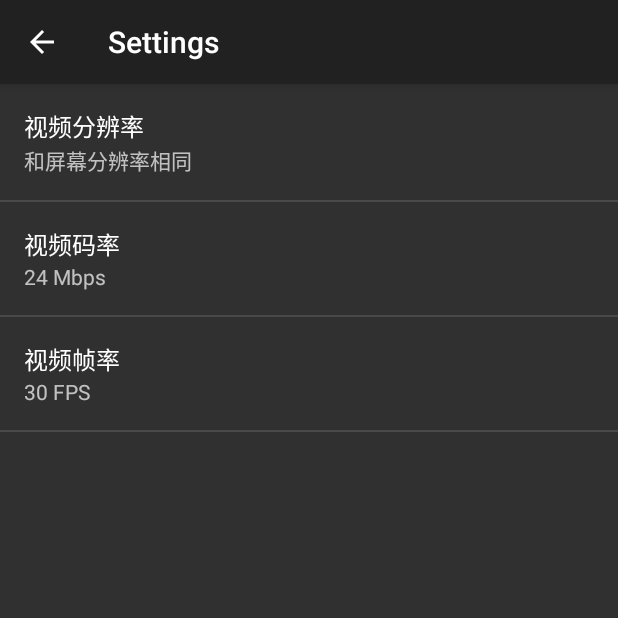
After one commit to zvlwwj/ScreenRecorder, an Android app: the SettingActivity screen opened directly, with no data from a screen before it, on a phone screen of 412 x 824 dp, the top half of it. The commit adds this screen. Run offline under Robolectric (Android 15) with nearby library versions, the phone set to English and light mode, and no system bars.

Commit message:
1.添加设置界面 2.优化recycleView加载图片 3.修复加载图片时的Bug

```diff
--- a/app/src/main/AndroidManifest.xml
+++ b/app/src/main/AndroidManifest.xml
@@ -32,6 +32,10 @@
             android:theme="@style/Transparent"
             android:excludeFromRecents="true"
             android:launchMode="singleInstance"/>
+        <activity android:name=".activity.SettingActivity"
+            android:label="@string/settings"
+            android:theme="@style/Theme.AppCompat"
+            android:parentActivityName=".activity.MainActivity"/>
     </application>
 
 </manifest>
--- /dev/null
+++ b/app/src/main/java/com/zou/screenrecorder/activity/AppCompatPreferenceActivity.java
@@ -0,0 +1,108 @@
+package com.zou.screenrecorder.activity;
+
+import android.content.res.Configuration;
+import android.os.Bundle;
+import android.preference.PreferenceActivity;
+import android.support.annotation.LayoutRes;
+import android.support.annotation.Nullable;
+import android.support.v7.app.ActionBar;
+import android.support.v7.app.AppCompatDelegate;
+import android.support.v7.widget.Toolbar;
+import android.view.MenuInflater;
+import android.view.View;
+import android.view.ViewGroup;
+
+/**
+ * Created by zou on 2018/1/10.
+ */
+
+public class AppCompatPreferenceActivity extends PreferenceActivity {
+    private AppCompatDelegate mDelegate;
+    @Override
+    protected void onCreate(@Nullable Bundle savedInstanceState) {
+        getDelegate().installViewFactory();
+        getDelegate().onCreate(savedInstanceState);
+        super.onCreate(savedInstanceState);
+    }
+
+    @Override
+    protected void onPostCreate(Bundle savedInstanceState) {
+        super.onPostCreate(savedInstanceState);
+        getDelegate().onPostCreate(savedInstanceState);
+    }
+
+    private AppCompatDelegate getDelegate() {
+        if (mDelegate == null) {
+            mDelegate = AppCompatDelegate.create(this, null);
+        }
+        return mDelegate;
+    }
+
+    public ActionBar getSupportActionBar() {
+        return getDelegate().getSupportActionBar();
+    }
+
+    public void setSupportActionBar(@Nullable Toolbar toolbar) {
+        getDelegate().setSupportActionBar(toolbar);
+    }
+
+    @Override
+    public MenuInflater getMenuInflater() {
+        return getDelegate().getMenuInflater();
+    }
+
+    @Override
+    public void setContentView(@LayoutRes int layoutResID) {
+        getDelegate().setContentView(layoutResID);
+    }
+
+    @Override
+    public void setContentView(View view) {
+        getDelegate().setContentView(view);
+    }
+
+    @Override
+    public void setContentView(View view, ViewGroup.LayoutParams params) {
+        getDelegate().setContentView(view, params);
+    }
+
+    @Override
+    public void addContentView(View view, ViewGroup.LayoutParams params) {
+        getDelegate().addContentView(view, params);
+    }
+
+    @Override
+    protected void onPostResume() {
+        super.onPostResume();
+        getDelegate().onPostResume();
+    }
+
+    @Override
+    protected void onTitleChanged(CharSequence title, int color) {
+        super.onTitleChanged(title, color);
+        getDelegate().setTitle(title);
+    }
+
+    @Override
+    public void onConfigurationChanged(Configuration newConfig) {
+        super.onConfigurationChanged(newConfig);
+        getDelegate().onConfigurationChanged(newConfig);
+    }
+
+    @Override
+    protected void onStop() {
+        super.onStop();
+        getDelegate().onStop();
+    }
+
+
+    @Override
+    protected void onDestroy() {
+        super.onDestroy();
+        getDelegate().onDestroy();
+    }
+
+    public void invalidateOptionsMenu() {
+        getDelegate().invalidateOptionsMenu();
+    }
+}
--- a/app/src/main/java/com/zou/screenrecorder/activity/CapturePermissionRequestActivity.java
+++ b/app/src/main/java/com/zou/screenrecorder/activity/CapturePermissionRequestActivity.java
@@ -115,7 +115,7 @@ public class CapturePermissionRequestActivity extends Activity {
                                 startActivity(new Intent(CapturePermissionRequestActivity.this,MainActivity.class));
                                 finish();
                             }
-                        },750);
+                        },800);
                     } else {
                         floatView.buttonClickGif();
                         requestRecordPermission();
--- /dev/null
+++ b/app/src/main/java/com/zou/screenrecorder/activity/SettingActivity.java
@@ -0,0 +1,77 @@
+package com.zou.screenrecorder.activity;
+import android.os.Bundle;
+import android.preference.ListPreference;
+import android.preference.Preference;
+import android.preference.PreferenceManager;
+import android.support.annotation.Nullable;
+import android.support.v7.app.ActionBar;
+import android.view.MenuItem;
+
+import com.zou.screenrecorder.R;
+
+/**
+ * Created by zou on 2018/1/10.
+ */
+
+public class SettingActivity extends AppCompatPreferenceActivity {
+    /**
+     * A preference value change listener that updates the preference's summary to reflect its new value.
+     */
+    private static Preference.OnPreferenceChangeListener sBindPreferenceSummaryToValueListener = new Preference.OnPreferenceChangeListener() {
+        @Override
+        public boolean onPreferenceChange(Preference preference, Object value) {
+            String stringValue = value.toString();
+
+            if (preference instanceof ListPreference) {
+                // For list preferences, look up the correct display value in the preference's 'entries' list.
+                ListPreference listPreference = (ListPreference) preference;
+                int index = listPreference.findIndexOfValue(stringValue);
+
+                // Set the summary to reflect the new value.
+                preference.setSummary(index >= 0 ? listPreference.getEntries()[index] : null);
+            }else {
+                // For all other preferences, set the summary to the value's simple string representation.
+                preference.setSummary(stringValue);
+            }
+            return true;
+        }
+    };
+
+    @Override
+    protected void onCreate(@Nullable Bundle savedInstanceState) {
+        super.onCreate(savedInstanceState);
+        ActionBar actionBar = getSupportActionBar();
+        if (actionBar != null) {
+            actionBar.setDisplayHomeAsUpEnabled(true);
+        }
+        addPreferencesFromResource(R.xml.preferences_settings);
+        bindPreferenceSummaryToValue(findPreference("sync_frequency_frame"));
+        bindPreferenceSummaryToValue(findPreference("sync_frequency_bit_rate"));
+        bindPreferenceSummaryToValue(findPreference("sync_frequency_resolution"));
+    }
+
+    /**
+     * Binds a preference's summary to its value. More specifically, when the preference's value is changed,
+     * its summary (line of text below the preference title) is updated to reflect the value. The summary is also
+     * immediately updated upon calling this method. The exact display format is dependent on the type of preference.
+     */
+    private static void bindPreferenceSummaryToValue(Preference preference) {
+        // Set the listener to watch for value changes.
+        preference.setOnPreferenceChangeListener(sBindPreferenceSummaryToValueListener);
+
+        // Trigger the listener immediately with the preference's current value.
+        sBindPreferenceSummaryToValueListener.onPreferenceChange(preference,
+                PreferenceManager.getDefaultSharedPreferences(preference.getContext()).getString(preference.getKey(), ""));
+    }
+
+    @Override
+    public boolean onMenuItemSelected(int featureId, MenuItem item) {
+        int id = item.getItemId();
+        if (id == android.R.id.home) {
+            if (!super.onMenuItemSelected(featureId, item)) {
+                finish();
+            }
+            return true;
+        }
+        return super.onMenuItemSelected(featureId, item);
+    }}
--- /dev/null
+++ b/app/src/main/res/values/arrays.xml
@@ -0,0 +1,51 @@
+<?xml version="1.0" encoding="utf-8"?>
+<resources>
+    <string-array name="settings_list_preference_video_resolution_entries">
+        <item>屏幕分辨率2倍</item>
+        <item>和屏幕分辨率相同</item>
+        <item>屏幕分辨率1/2</item>
+        <item>屏幕分辨率1/4</item>
+    </string-array>
+    <string-array name="settings_list_preference_video_resolution_values" >
+        <item>200</item>
+        <item>100</item>
+        <item>50</item>
+        <item>25</item>
+    </string-array>
+
+    <string-array name="settings_list_preference_bit_rate_entries">
+        <item>24 Mbps</item>
+        <item>12 Mbps</item>
+        <item>8 Mbps</item>
+        <item>5 Mbps</item>
+        <item>4 Mbps</item>
+        <item>2 Mbps</item>
+    </string-array>
+
+    <string-array name="settings_list_preference_bit_rate_values" >
+        <item>24</item>
+        <item>12</item>
+        <item>8</item>
+        <item>5</item>
+        <item>4</item>
+        <item>2</item>
+    </string-array>
+
+    <string-array name="settings_list_preference_video_frame_entries" >
+        <item>60 FPS</item>
+        <item>50 FPS</item>
+        <item>40 FPS</item>
+        <item>30 FPS</item>
+        <item>20 FPS</item>
+        <item>15 FPS</item>
+    </string-array>
+
+    <string-array name="settings_list_preference_video_frame_values" >
+        <item>60</item>
+        <item>50</item>
+        <item>40</item>
+        <item>30</item>
+        <item>20</item>
+        <item>15</item>
+    </string-array>
+</resources>
--- a/app/src/main/res/values/strings.xml
+++ b/app/src/main/res/values/strings.xml
@@ -91,5 +91,9 @@
     <string name="dialog_ok">去设置</string>
     <string name="dialog_cancel">取消</string>
     <string name="permission_record_refuse">请点击立即开始，开始录制屏幕</string>
+    <string name="settings_list_preference_video_resolution">视频分辨率</string>
+    <string name="settings_list_preference_bit_rate">视频码率</string>
+    <string name="settings_list_preference_video_frame">视频帧率</string>
+    <string name="audio_record">音频录制</string>
 
 </resources>
--- /dev/null
+++ b/app/src/main/res/xml/preferences_settings.xml
@@ -0,0 +1,34 @@
+<?xml version="1.0" encoding="utf-8"?>
+<PreferenceScreen xmlns:android="http://schemas.android.com/apk/res/android">
+    <ListPreference
+        android:defaultValue="100"
+        android:dialogTitle="@string/settings_list_preference_video_resolution"
+        android:entries="@array/settings_list_preference_video_resolution_entries"
+        android:entryValues="@array/settings_list_preference_video_resolution_values"
+        android:key="sync_frequency_resolution"
+        android:negativeButtonText="@null"
+        android:positiveButtonText="@null"
+        android:title="@string/settings_list_preference_video_resolution" />
+    <ListPreference
+        android:defaultValue="24"
+        android:dialogTitle="@string/settings_list_preference_bit_rate"
+        android:entries="@array/settings_list_preference_bit_rate_entries"
+        android:entryValues="@array/settings_list_preference_bit_rate_values"
+        android:key="sync_frequency_bit_rate"
+        android:negativeButtonText="@null"
+        android:positiveButtonText="@null"
+        android:title="@string/settings_list_preference_bit_rate" />
+    <ListPreference
+        android:defaultValue="30"
+        android:dialogTitle="@string/settings_list_preference_video_frame"
+        android:entries="@array/settings_list_preference_video_frame_entries"
+        android:entryValues="@array/settings_list_preference_video_frame_values"
+        android:key="sync_frequency_frame"
+        android:negativeButtonText="@null"
+        android:positiveButtonText="@null"
+        android:title="@string/settings_list_preference_video_frame" />
+    <!--<SwitchPreference-->
+        <!--android:defaultValue="true"-->
+        <!--android:key="example_switch"-->
+        <!--android:title="@string/audio_record" />-->
+</PreferenceScreen>
```
Also changed, not shown: app/src/main/java/com/zou/screenrecorder/activity/MainActivity.java (+42 -5 lines), app/src/main/java/com/zou/screenrecorder/adapter/RecordsRecyclerAdapter.java (+44 -10 lines), app/src/main/java/com/zou/screenrecorder/service/RecordService.java (+13 -3 lines).
